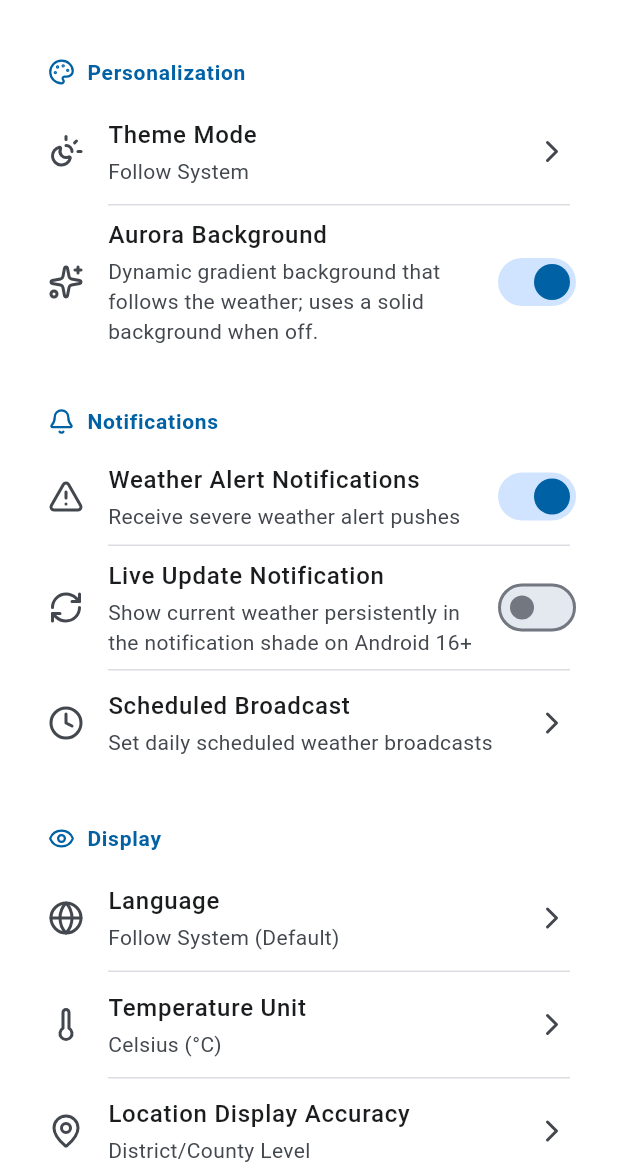
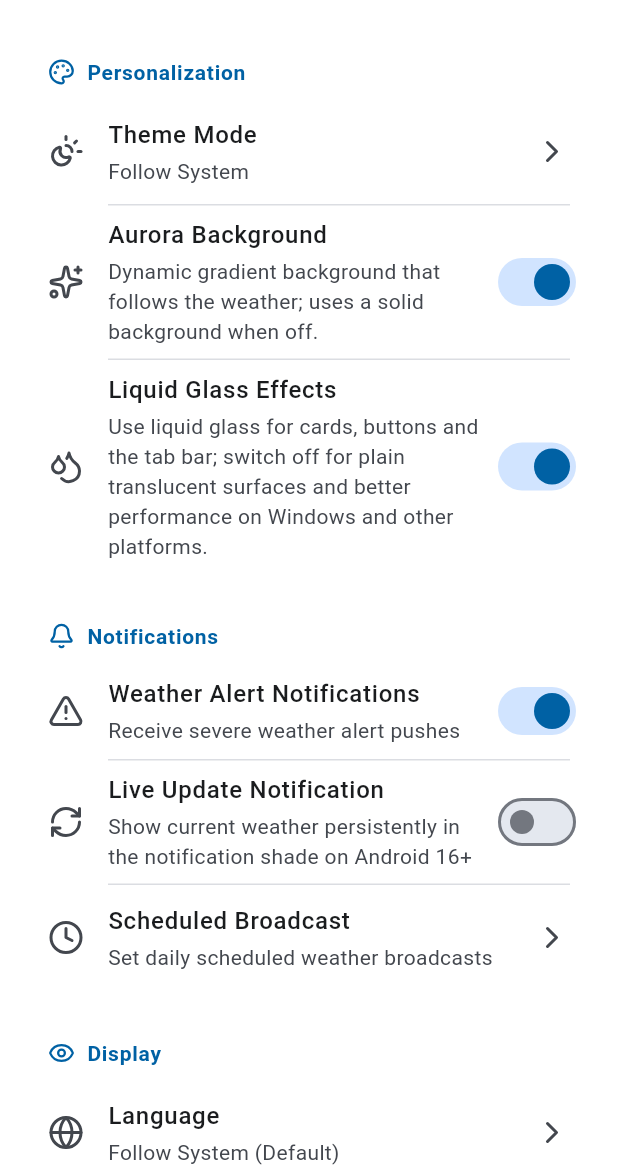
Before and after one commit to SiRan-Dev/Aurora-Weather, a Flutter app: the SettingsScreen screen opened directly, on a phone screen of 412 x 824 dp, the part 63-1236 px from its top. Run offline on Flutter 3.47's test engine with Material 3 defaults, Android fonts, the phone set to English and light mode, and no system bars; drawn by our look-alikes of flutter_animate; our stand-ins replace dio, flutter_dotenv, flutter_local_notifications, flutter_riverpod, freezed_annotation, geolocator and 5 more; missing offline and left inert: liquid_glass_widgets; accounts and stored records are empty; statements that could not run were skipped.

Commit message:
feat: add Liquid Glass toggle with Material fallback
- Add a "Liquid Glass 玻璃效果" setting (default on) next to the Aurora
  background toggle.
- When disabled, glass widgets (cards, buttons, header controls) render
  plain translucent Material surfaces, and the app drops GlassPage so no
  backdrop sampling or shaders run.
- Restore the pre-glass Material NavigationBar (divider + NavigationBar)
  as the bottom bar when glass is off.
- Bump test build to 7.0.0+88.

Co-Authored-By: Claude Code <noreply@anthropic.com>

```diff
--- a/lib/app_localizations.dart
+++ b/lib/app_localizations.dart
@@ -73,6 +73,9 @@ class AppLocalizations {
     '极光背景': 'Aurora Background',
     '随天气变化的动态渐变背景；关闭后使用纯色背景':
         'Dynamic gradient background that follows the weather; uses a solid background when off.',
+    'Liquid Glass 玻璃效果': 'Liquid Glass Effects',
+    '卡片、按钮和底栏使用液态玻璃质感；关闭后改用普通半透明表面，在 Windows 等平台更流畅':
+        'Use liquid glass for cards, buttons and the tab bar; switch off for plain translucent surfaces and better performance on Windows and other platforms.',
     'A屏黑主题': 'AMOLED Black Theme',
     '纯黑背景，更适合AMOLED屏幕': 'Pure black background, better for AMOLED displays.',
     '主题颜色': 'Theme Color',
--- a/lib/providers/settings_provider.dart
+++ b/lib/providers/settings_provider.dart
@@ -48,6 +48,9 @@ class AppSettings {
   /// 是否启用极光背景
   final bool auroraBackgroundEnabled;
 
+  /// 是否启用 Liquid Glass 玻璃质感
+  final bool liquidGlassEnabled;
+
   /// 是否显示天气助手
   final bool showAIAssistant;
 
@@ -82,6 +85,7 @@ class AppSettings {
     this.temperatureUnit = 'celsius',
     this.showFeelsLike = true,
     this.auroraBackgroundEnabled = true,
+    this.liquidGlassEnabled = true,
     this.showAIAssistant = false,
     this.aiProviderType = AiProviderType.openAiCompatible,
     this.aiApiKey = '',
@@ -108,6 +112,7 @@ class AppSettings {
   /// [temperatureUnit]: 温度单位
   /// [showFeelsLike]: 是否显示体感温度
   /// [auroraBackgroundEnabled]: 是否启用极光背景
+  /// [liquidGlassEnabled]: 是否启用 Liquid Glass 玻璃质感
   /// [showAIAssistant]: 是否显示天气助手
   /// [aiProviderType]: AI 服务提供商
   /// [aiApiKey]: AI 服务 API Key
@@ -125,6 +130,7 @@ class AppSettings {
     String? temperatureUnit,
     bool? showFeelsLike,
     bool? auroraBackgroundEnabled,
+    bool? liquidGlassEnabled,
     bool? showAIAssistant,
     AiProviderType? aiProviderType,
     String? aiApiKey,
@@ -147,6 +153,7 @@ class AppSettings {
       showFeelsLike: showFeelsLike ?? this.showFeelsLike,
       auroraBackgroundEnabled:
           auroraBackgroundEnabled ?? this.auroraBackgroundEnabled,
+      liquidGlassEnabled: liquidGlassEnabled ?? this.liquidGlassEnabled,
       showAIAssistant: showAIAssistant ?? this.showAIAssistant,
       aiProviderType: aiProviderType ?? this.aiProviderType,
       aiApiKey: aiApiKey ?? this.aiApiKey,
@@ -188,6 +195,9 @@ class SettingsNotifier extends StateNotifier<AppSettings> {
 
   /// 极光背景设置键
   static const String _keyAuroraBackground = 'aurora_background_enabled';
+
+  /// Liquid Glass 玻璃质感设置键
+  static const String _keyLiquidGlass = 'liquid_glass_enabled';
 
   /// 显示天气助手设置键
   static const String _keyShowAIAssistant = 'show_ai_assistant';
@@ -257,6 +267,7 @@ class SettingsNotifier extends StateNotifier<AppSettings> {
       temperatureUnit: prefs.getString(_keyTemperatureUnit) ?? 'celsius',
       showFeelsLike: prefs.getBool(_keyShowFeelsLike) ?? true,
       auroraBackgroundEnabled: prefs.getBool(_keyAuroraBackground) ?? true,
+      liquidGlassEnabled: prefs.getBool(_keyLiquidGlass) ?? true,
       showAIAssistant: prefs.getBool(_keyShowAIAssistant) ?? false,
       aiProviderType: aiProviderType,
       aiApiKey: prefs.getString(_keyAiApiKey) ?? '',
@@ -339,6 +350,15 @@ class SettingsNotifier extends StateNotifier<AppSettings> {
     final prefs = await SharedPreferences.getInstance();
     await prefs.setBool(_keyAuroraBackground, value);
     state = state.copyWith(auroraBackgroundEnabled: value);
+  }
+
+  /// 设置是否启用 Liquid Glass 玻璃质感
+  ///
+  /// [value]: 是否启用
+  Future<void> setLiquidGlassEnabled(bool value) async {
+    final prefs = await SharedPreferences.getInstance();
+    await prefs.setBool(_keyLiquidGlass, value);
+    state = state.copyWith(liquidGlassEnabled: value);
   }
 
   /// 设置是否显示天气助手
--- a/lib/screens/settings/settings_screen.dart
+++ b/lib/screens/settings/settings_screen.dart
@@ -90,6 +90,19 @@ class SettingsScreen extends ConsumerWidget {
                                   ref
                                       .read(settingsProvider.notifier)
                                       .setAuroraBackgroundEnabled(value);
+                                },
+                              ),
+                              SettingsSwitchTile(
+                                icon: LucideIcons.droplets,
+                                title: 'Liquid Glass 玻璃效果',
+                                subtitle:
+                                    '卡片、按钮和底栏使用液态玻璃质感；关闭后改用普通半透明表面，'
+                                    '在 Windows 等平台更流畅',
+                                value: appSettings.liquidGlassEnabled,
+                                onChanged: (value) {
+                                  ref
+                                      .read(settingsProvider.notifier)
+                                      .setLiquidGlassEnabled(value);
                                 },
                               ),
                             ],
--- a/lib/widgets/glass/aurora_glass_card.dart
+++ b/lib/widgets/glass/aurora_glass_card.dart
@@ -1,11 +1,17 @@
 import 'package:flutter/material.dart';
+import 'package:flutter_riverpod/flutter_riverpod.dart';
 import 'package:liquid_glass_widgets/liquid_glass_widgets.dart';
+import '../../core/theme/app_theme.dart';
+import '../../providers/settings_provider.dart';
 
 /// Aurora UI 的 Liquid Glass 卡片。
 ///
 /// 在 [GlassPage] 内部使用分组渲染以共享玻璃层；在弹窗、对话框等
 /// 独立路由中使用自绘玻璃层，避免缺少祖先玻璃层导致渲染失败。
-class AuroraGlassCard extends StatelessWidget {
+///
+/// 用户可以在设置中关闭 Liquid Glass；关闭后改为普通半透明表面，
+/// 不进行任何背景采样或着色器渲染（对性能较弱的平台更友好）。
+class AuroraGlassCard extends ConsumerWidget {
   /// 卡片内容
   final Widget child;
 
@@ -31,7 +37,26 @@ class AuroraGlassCard extends StatelessWidget {
   });
 
   @override
-  Widget build(BuildContext context) {
+  Widget build(BuildContext context, WidgetRef ref) {
+    final glassEnabled = ref.watch(
+      settingsProvider.select((settings) => settings.liquidGlassEnabled),
+    );
+
+    if (!glassEnabled) {
+      final tokens = context.uiTokens;
+      return Container(
+        margin: margin,
+        padding: padding,
+        clipBehavior: Clip.antiAlias,
+        decoration: BoxDecoration(
+          color: tokens.cardBackground,
+          borderRadius: BorderRadius.circular(borderRadius),
+          border: Border.all(color: tokens.cardBorder),
+        ),
+        child: child,
+      );
+    }
+
     final hasGlassScope = LiquidGlassScope.of(context) != null;
 
     return GlassContainer.card(
--- a/pubspec.yaml
+++ b/pubspec.yaml
@@ -2,7 +2,7 @@ name: pureweather
 description: "极光天气 - 一款使用 Aurora UI 的天气应用"
 publish_to: 'none'
 
-version: 7.0.0+87
+version: 7.0.0+88
 
 environment:
   sdk: ^3.9.0
```
Also changed, not shown: lib/screens/main_screen.dart (+69 -20 lines), lib/widgets/glass/aurora_glass_button.dart (+36 -3 lines), lib/widgets/glass/aurora_glass_icon_button.dart (+34 -2 lines), 1 other file.
